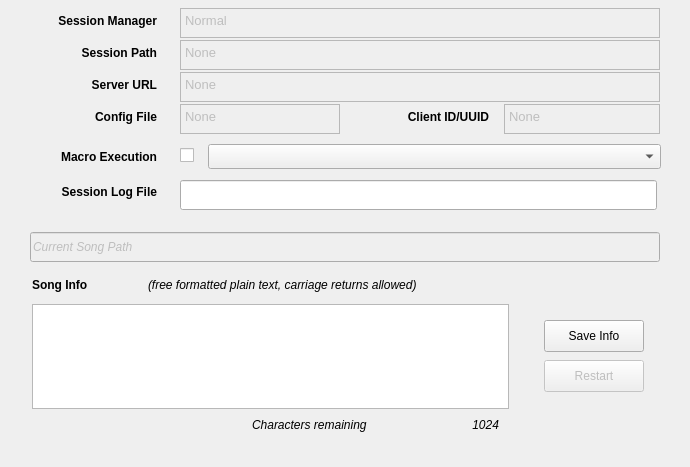
Old version of the form seq_qt5/forms/qsessionframe.ui in the repository ahlstromcj/seq66.
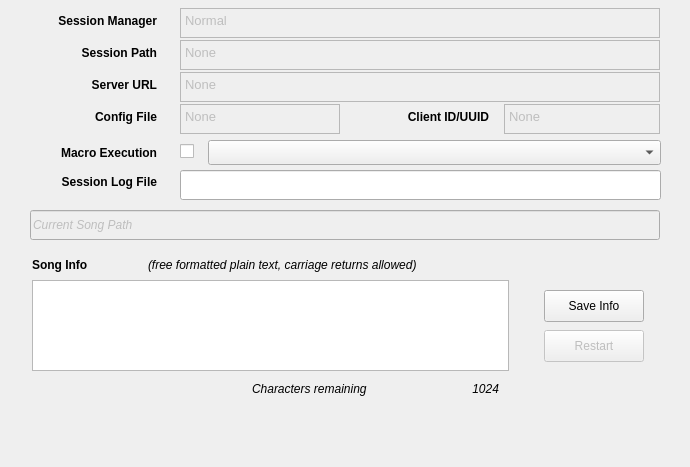
New version of the form.

Diff of the .ui file:
```diff
--- a/seq_qt5/forms/qsessionframe.ui
+++ b/seq_qt5/forms/qsessionframe.ui
@@ -155,7 +155,7 @@
    <property name="geometry">
     <rect>
      <x>12</x>
-     <y>176</y>
+     <y>166</y>
      <width>145</width>
      <height>32</height>
     </rect>
@@ -168,7 +168,6 @@
    </property>
    <property name="font">
     <font>
-     <weight>75</weight>
      <bold>true</bold>
     </font>
    </property>
@@ -186,7 +185,7 @@
    <property name="geometry">
     <rect>
      <x>544</x>
-     <y>360</y>
+     <y>330</y>
      <width>100</width>
      <height>32</height>
     </rect>
@@ -406,7 +405,7 @@
    <property name="geometry">
     <rect>
      <x>30</x>
-     <y>232</y>
+     <y>210</y>
      <width>630</width>
      <height>30</height>
     </rect>
@@ -439,14 +438,13 @@
    <property name="geometry">
     <rect>
      <x>24</x>
-     <y>148</y>
+     <y>144</y>
      <width>133</width>
      <height>17</height>
     </rect>
    </property>
    <property name="font">
     <font>
-     <weight>75</weight>
      <bold>true</bold>
     </font>
    </property>
@@ -461,7 +459,7 @@
    <property name="geometry">
     <rect>
      <x>208</x>
-     <y>144</y>
+     <y>140</y>
      <width>453</width>
      <height>25</height>
     </rect>
@@ -477,7 +475,7 @@
    <property name="geometry">
     <rect>
      <x>180</x>
-     <y>144</y>
+     <y>140</y>
      <width>33</width>
      <height>22</height>
     </rect>
@@ -490,8 +488,8 @@
    <property name="geometry">
     <rect>
      <x>180</x>
-     <y>180</y>
-     <width>477</width>
+     <y>170</y>
+     <width>481</width>
      <height>30</height>
     </rect>
    </property>
@@ -500,9 +498,9 @@
    <property name="geometry">
     <rect>
      <x>32</x>
-     <y>304</y>
+     <y>280</y>
      <width>477</width>
-     <height>105</height>
+     <height>91</height>
     </rect>
    </property>
    <property name="toolTip">
@@ -515,14 +513,13 @@
    <property name="geometry">
     <rect>
      <x>32</x>
-     <y>276</y>
+     <y>256</y>
      <width>93</width>
      <height>17</height>
     </rect>
    </property>
    <property name="font">
     <font>
-     <weight>75</weight>
      <bold>true</bold>
     </font>
    </property>
@@ -534,7 +531,7 @@
    <property name="geometry">
     <rect>
      <x>148</x>
-     <y>276</y>
+     <y>256</y>
      <width>493</width>
      <height>17</height>
     </rect>
@@ -552,7 +549,7 @@
    <property name="geometry">
     <rect>
      <x>252</x>
-     <y>416</y>
+     <y>380</y>
      <width>161</width>
      <height>17</height>
     </rect>
@@ -570,7 +567,7 @@
    <property name="geometry">
     <rect>
      <x>436</x>
-     <y>416</y>
+     <y>380</y>
      <width>63</width>
      <height>17</height>
     </rect>
@@ -591,7 +588,7 @@
    <property name="geometry">
     <rect>
      <x>544</x>
-     <y>320</y>
+     <y>290</y>
      <width>100</width>
      <height>32</height>
     </rect>
```
Left out of the diff: 50 changed lines with no effect on the pictures.
